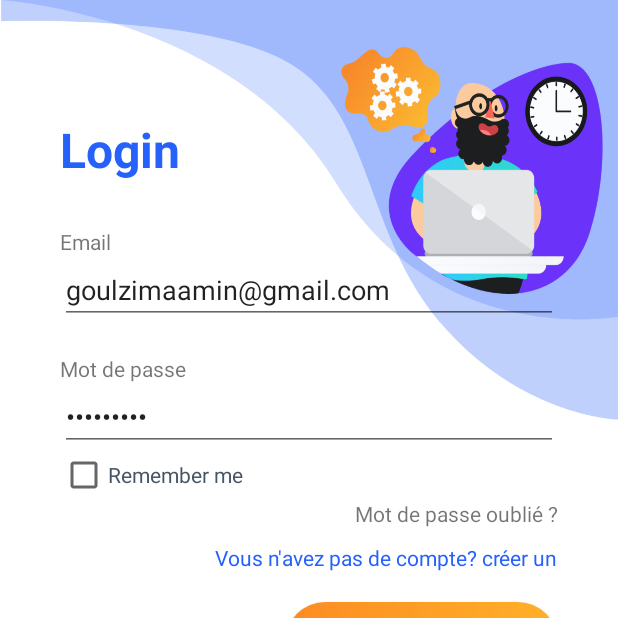
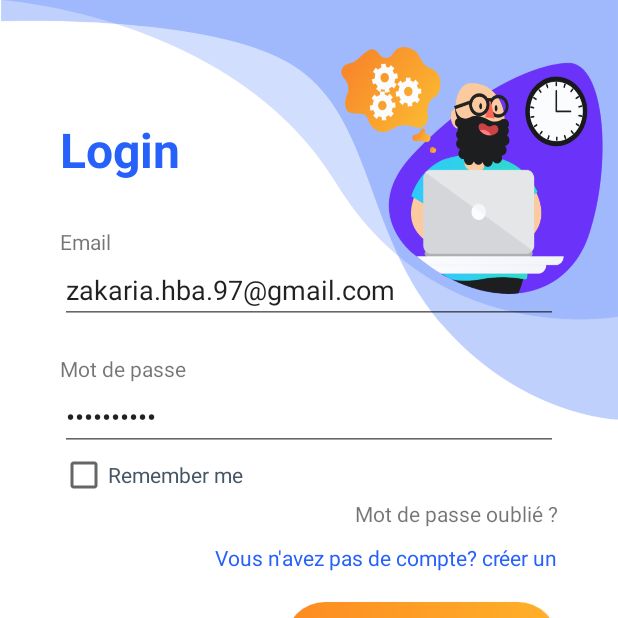
Before and after one commit to dev-hb/wesselni_mobile, an Android app: the screen it shows after launch (LoginActivity), on a phone screen of 412 x 824 dp, the top half of it. Run offline under Robolectric (Android 15) with nearby library versions, the phone set to English and light mode, and no system bars.

```diff
--- a/app/src/main/java/com/devcrawlers/wesselni/LoginActivity.java
+++ b/app/src/main/java/com/devcrawlers/wesselni/LoginActivity.java
@@ -33,8 +33,8 @@
         buttonLogin=(Button) findViewById(R.id.btnLogin);
         progressBar=(ProgressBar) findViewById(R.id.progressBar);
 
-        editTextLogin.setText("goulzimaamin@gmail.com");
-        editTextPassword.setText("azerty123");
+        editTextLogin.setText("zakaria.hba.97@gmail.com");
+        editTextPassword.setText("hba7222000");
 
 
     }
```
